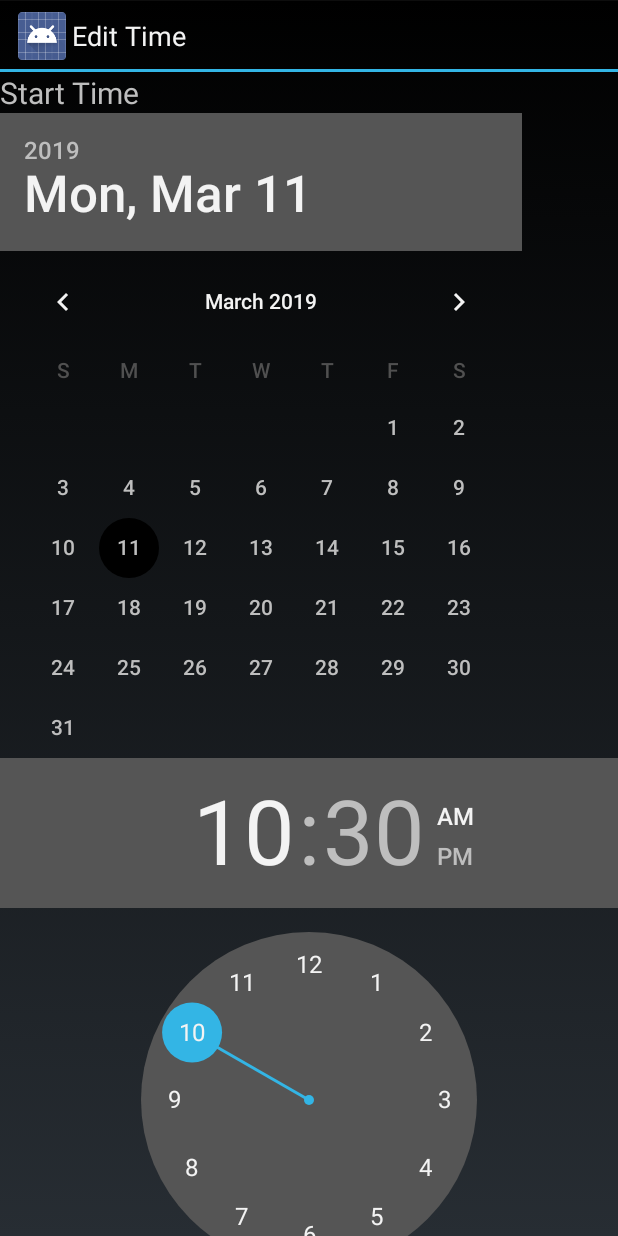
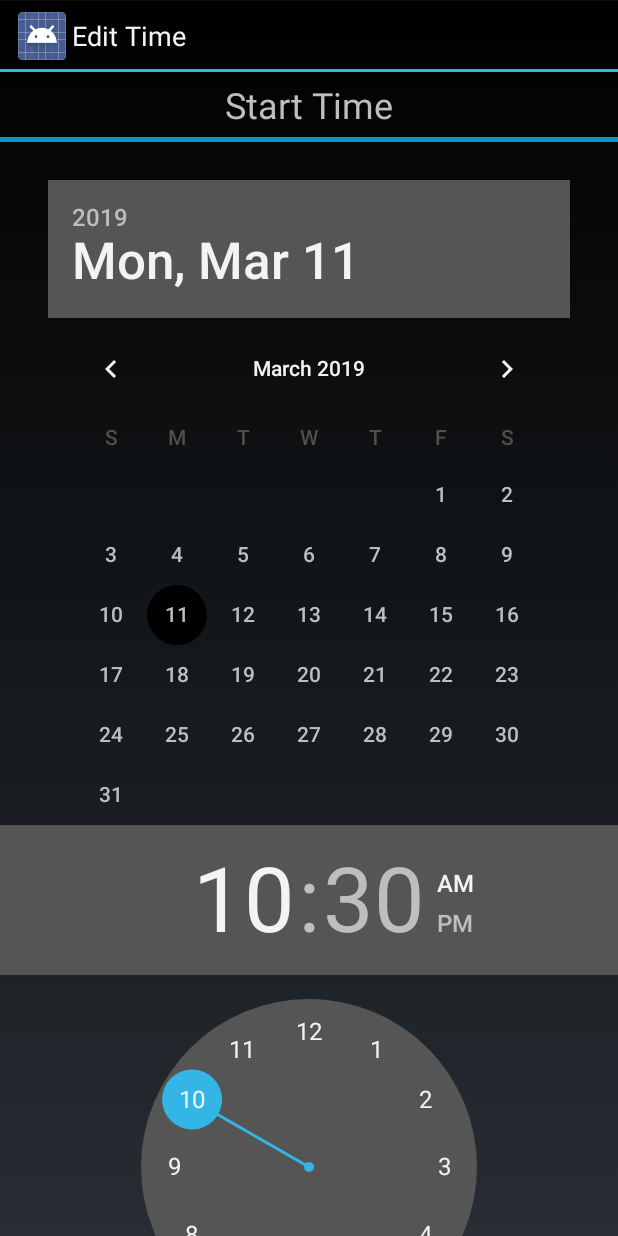
Before and after one commit to netmackan/ATimeTracker, an Android app: the EditTime screen opened directly, with no data from a screen before it, on a phone screen of 412 x 824 dp. Run offline under Robolectric (Android 15) with nearby library versions, the phone set to English and light mode, and no system bars; 4 statements that could not run were skipped.

Commit message:
Tweak UI on edit time activities
* Make edit running task time widget consistent with edit finished
  time one.
* Add some more spacing, center widgets, highlight headings more.

```diff
--- a/android-timetracker/app/src/main/res/layout/edit_time_range.xml
+++ b/android-timetracker/app/src/main/res/layout/edit_time_range.xml
@@ -1,59 +1,99 @@
 <?xml version="1.0" encoding="utf-8"?>
 <ScrollView xmlns:android="http://schemas.android.com/apk/res/android"
+    xmlns:tools="http://schemas.android.com/tools"
     android:layout_width="fill_parent"
     android:layout_height="wrap_content"
     android:scrollbars="vertical">
 
     <LinearLayout
-     xmlns:android="http://schemas.android.com/apk/res/android"
-     android:orientation="vertical"
+        android:layout_width="fill_parent"
+        android:layout_height="fill_parent"
+        android:gravity="center_horizontal"
+        android:orientation="vertical">
+
+        <TextView
+            android:id="@+id/start_time_label"
+            android:layout_width="wrap_content"
+            android:layout_height="wrap_content"
+            android:paddingTop="5dp"
+            android:paddingBottom="5dp"
+            android:text="@string/start_time_label"
+            android:textSize="24sp" />
+
+        <View
+            android:id="@+id/start_time_divider"
+            android:layout_width="match_parent"
+            android:layout_height="3dp"
+            android:layout_marginBottom="25dp"
+            android:background="@android:color/holo_blue_dark" />
+
+        <DatePicker
+            android:id="@+id/start_date"
+            android:layout_width="wrap_content"
+            android:layout_height="wrap_content"
+            android:datePickerMode="calendar" />
+
+        <TimePicker
+            android:id="@+id/start_time"
+            android:layout_width="wrap_content"
+            android:layout_height="wrap_content"
+            android:timePickerMode="clock" />
+
+        <View
+            android:id="@+id/end_time_divider_before"
+            android:layout_width="match_parent"
+            android:layout_height="3dp"
+            android:layout_marginTop="20dp"
+            android:background="@android:color/holo_blue_dark" />
+
+        <TextView
+            android:id="@+id/end_time_label"
+            android:layout_width="wrap_content"
+            android:layout_height="wrap_content"
+            android:paddingTop="5dp"
+            android:paddingBottom="5dp"
+            android:text="@string/end_time_label"
+            android:textSize="24sp" />
+
+        <View
+            android:id="@+id/end_time_divider_after"
+            android:layout_width="match_parent"
+            android:layout_height="3dp"
+            android:layout_marginBottom="25dp"
+            android:background="@android:color/holo_blue_dark" />
+
+        <DatePicker
+            android:id="@+id/end_date"
+            android:layout_width="wrap_content"
+            android:layout_height="wrap_content"
+            android:datePickerMode="calendar" />
+
+        <TimePicker
+            android:id="@+id/end_time"
+            android:layout_width="wrap_content"
+            android:layout_height="wrap_content"
+            android:layout_marginBottom="50dp"
+            android:timePickerMode="clock" />
+
+        <LinearLayout
             android:layout_width="fill_parent"
             android:layout_height="fill_parent">
 
-     <TextView android:id="@+id/start_time_label"
-         android:layout_height="wrap_content"
-         android:layout_width="wrap_content"
-         android:textSize="20sp"
-         android:text="@string/start_time_label"/>
-     <DatePicker android:id="@+id/start_date"
-         android:layout_height="wrap_content"
-         android:layout_width="wrap_content"
-         android:datePickerMode="calendar"/>
-     <TimePicker android:id="@+id/start_time"
-         android:layout_height="wrap_content"
-         android:layout_width="wrap_content"
-         android:timePickerMode="clock"/>
-
-     <TextView android:id="@+id/end_time_label"
-         android:layout_height="wrap_content"
-         android:layout_width="wrap_content"
-         android:textSize="20sp"
-         android:paddingTop="20sp"
-         android:text="@string/end_time_label"/>
-     <DatePicker  android:id="@+id/end_date"
-         android:layout_height="wrap_content"
-         android:layout_width="wrap_content"
-         android:datePickerMode="calendar"/>
-     <TimePicker android:id="@+id/end_time"
-         android:layout_height="wrap_content"
-         android:layout_width="wrap_content"
-         android:timePickerMode="clock"/>
-
-     <LinearLayout android:orientation="horizontal"
-                   android:layout_width="fill_parent"
-                   android:layout_height="fill_parent">
-         <Button android:id="@+id/accept"
+            <Button
+                android:id="@+id/accept"
                 android:layout_width="fill_parent"
                 android:layout_height="wrap_content"
                 android:layout_marginLeft="40px"
                 android:layout_marginRight="40px"
-             android:text="@android:string/ok"/>
-         <Button android:id="@+id/time_edit_cancel"
+                android:text="@android:string/ok" />
+
+            <Button
+                android:id="@+id/time_edit_cancel"
                 android:layout_width="fill_parent"
                 android:layout_height="wrap_content"
                 android:layout_marginLeft="40px"
                 android:layout_marginRight="40px"
-             android:text="@android:string/cancel"/>
+                android:text="@android:string/cancel" />
         </LinearLayout>
     </LinearLayout>
 </ScrollView>
```
Also changed, not shown: android-timetracker/app/src/main/res/layout/edit_running_time_range.xml (+38 -16 lines). Lines whose indentation alone changed are shown as unchanged.
